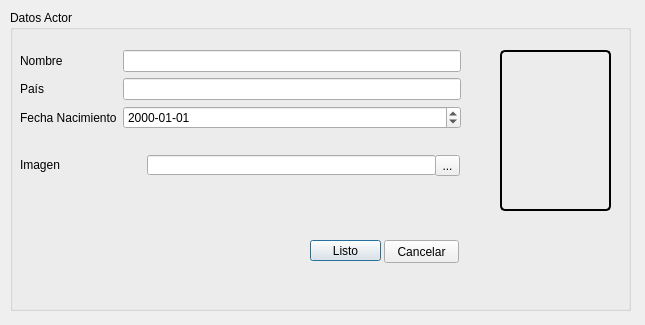
fr4j4/TrabajoTallerConstruccionSw, file Programa/ui_files/NuevoActorDialog.ui: the form before one commit.
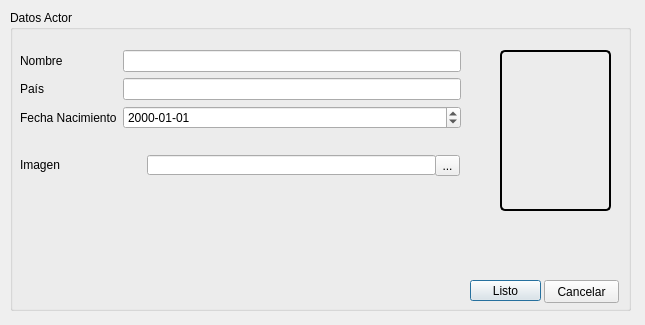
The form after the commit.

```diff
--- a/Programa/ui_files/NuevoActorDialog.ui
+++ b/Programa/ui_files/NuevoActorDialog.ui
@@ -113,8 +113,8 @@
    <widget class="QPushButton" name="BListo">
     <property name="geometry">
      <rect>
-      <x>300</x>
-      <y>230</y>
+      <x>460</x>
+      <y>270</y>
       <width>71</width>
       <height>21</height>
      </rect>
@@ -126,8 +126,8 @@
    <widget class="QPushButton" name="BCancelar">
     <property name="geometry">
      <rect>
-      <x>374</x>
-      <y>230</y>
+      <x>534</x>
+      <y>270</y>
       <width>75</width>
       <height>23</height>
      </rect>
```
